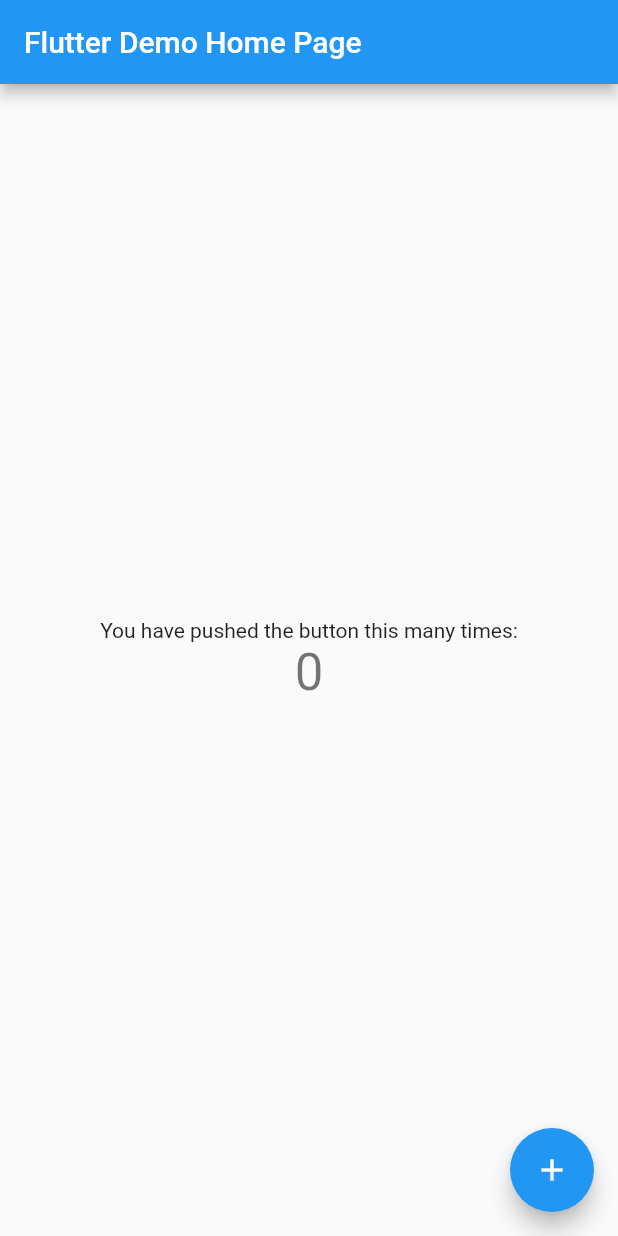
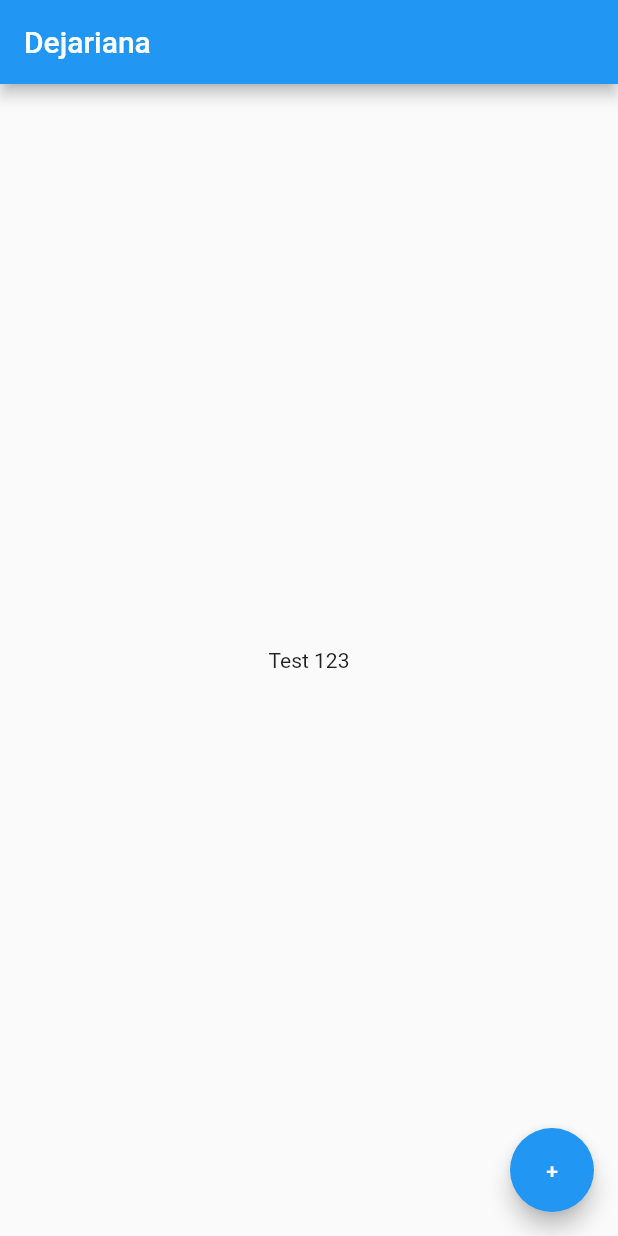
Before and after one commit to swordmaster191/mobile-app-project-1, a Flutter app: the screen it shows after launch, on a phone screen of 412 x 824 dp. Run offline on Flutter 3.47's test engine with Material 2 defaults, Android fonts, the phone set to English and light mode, and no system bars.

Commit message:
Modify main.dart

```diff
--- a/lib/main.dart
+++ b/lib/main.dart
@@ -1,115 +1,20 @@
 import 'package:flutter/material.dart';
+//https://www.youtube.com/watch?v=km2P_KQJyO0&list=PL4cUxeGkcC9jLYyp2Aoh6hcWuxFDX6PBJ&index=6
+void main() {
+  runApp(MaterialApp(
+    home: Scaffold(
+      appBar: AppBar(
+        title: Text("Dejariana"),
+      ),
 
-void main() {
-  runApp(const MyApp());
-}
-
-class MyApp extends StatelessWidget {
-  const MyApp({Key? key}) : super(key: key);
-
-  // This widget is the root of your application.
-  @override
-  Widget build(BuildContext context) {
-    return MaterialApp(
-      title: 'Flutter Demo',
-      theme: ThemeData(
-        // This is the theme of your application.
-        //
-        // Try running your application with "flutter run". You'll see the
-        // application has a blue toolbar. Then, without quitting the app, try
-        // changing the primarySwatch below to Colors.green and then invoke
-        // "hot reload" (press "r" in the console where you ran "flutter run",
-        // or simply save your changes to "hot reload" in a Flutter IDE).
-        // Notice that the counter didn't reset back to zero; the application
-        // is not restarted.
-        primarySwatch: Colors.blue,
-      ),
-      home: const MyHomePage(title: 'Flutter Demo Home Page'),
-    );
-  }
-}
-
-class MyHomePage extends StatefulWidget {
-  const MyHomePage({Key? key, required this.title}) : super(key: key);
-
-  // This widget is the home page of your application. It is stateful, meaning
-  // that it has a State object (defined below) that contains fields that affect
-  // how it looks.
-
-  // This class is the configuration for the state. It holds the values (in this
-  // case the title) provided by the parent (in this case the App widget) and
-  // used by the build method of the State. Fields in a Widget subclass are
-  // always marked "final".
-
-  final String title;
-
-  @override
-  State<MyHomePage> createState() => _MyHomePageState();
-}
-
-class _MyHomePageState extends State<MyHomePage> {
-  int _counter = 0;
-
-  void _incrementCounter() {
-    setState(() {
-      // This call to setState tells the Flutter framework that something has
-      // changed in this State, which causes it to rerun the build method below
-      // so that the display can reflect the updated values. If we changed
-      // _counter without calling setState(), then the build method would not be
-      // called again, and so nothing would appear to happen.
-      _counter++;
-    });
-  }
-
-  @override
-  Widget build(BuildContext context) {
-    // This method is rerun every time setState is called, for instance as done
-    // by the _incrementCounter method above.
-    //
-    // The Flutter framework has been optimized to make rerunning build methods
-    // fast, so that you can just rebuild anything that needs updating rather
-    // than having to individually change instances of widgets.
-    return Scaffold(
-      appBar: AppBar(
-        // Here we take the value from the MyHomePage object that was created by
-        // the App.build method, and use it to set our appbar title.
-        title: Text(widget.title),
-      ),
       body: Center(
-        // Center is a layout widget. It takes a single child and positions it
-        // in the middle of the parent.
-        child: Column(
-          // Column is also a layout widget. It takes a list of children and
-          // arranges them vertically. By default, it sizes itself to fit its
-          // children horizontally, and tries to be as tall as its parent.
-          //
-          // Invoke "debug painting" (press "p" in the console, choose the
-          // "Toggle Debug Paint" action from the Flutter Inspector in Android
-          // Studio, or the "Toggle Debug Paint" command in Visual Studio Code)
-          // to see the wireframe for each widget.
-          //
-          // Column has various properties to control how it sizes itself and
-          // how it positions its children. Here we use mainAxisAlignment to
-          // center the children vertically; the main axis here is the vertical
-          // axis because Columns are vertical (the cross axis would be
-          // horizontal).
-          mainAxisAlignment: MainAxisAlignment.center,
-          children: <Widget>[
-            const Text(
-              'You have pushed the button this many times:',
-            ),
-            Text(
-              '$_counter',
-              style: Theme.of(context).textTheme.headline4,
-            ),
-          ],
-        ),
+        child: Text("Test 123"),
       ),
       floatingActionButton: FloatingActionButton(
-        onPressed: _incrementCounter,
-        tooltip: 'Increment',
-        child: const Icon(Icons.add),
-      ), // This trailing comma makes auto-formatting nicer for build methods.
-    );
-  }
+        onPressed: () {  },
+        child:
+          Text("+"),
+      ),
+    ),
+  ));
 }
```
